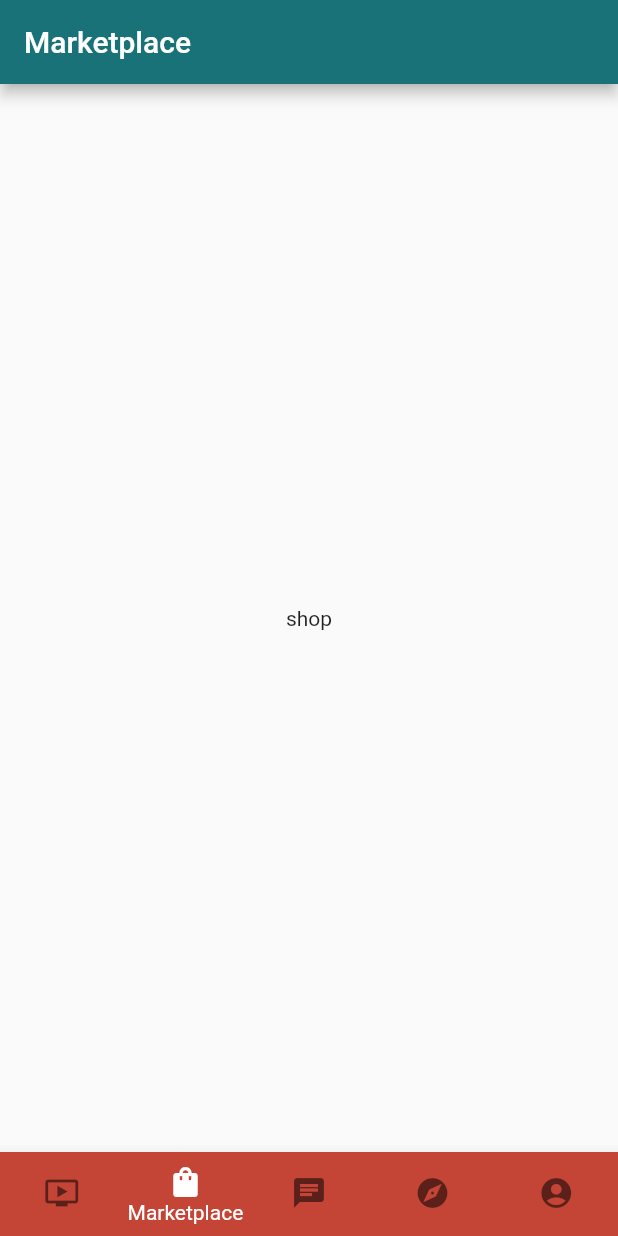
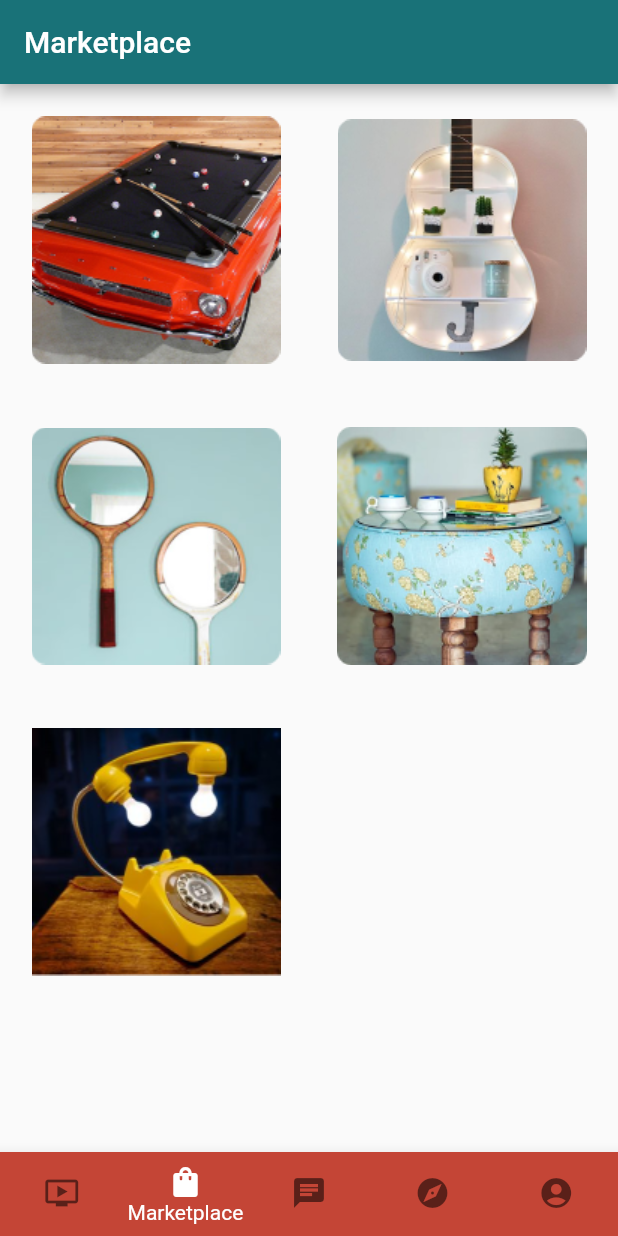
Before and after one commit to remeliashirlley/HackFest, a Flutter app: the screen it shows after launch, item 2 of the bottom bar chosen, on a phone screen of 412 x 824 dp. Run offline on Flutter 3.47's test engine with Material 2 defaults, Android fonts, the phone set to English and light mode, and no system bars.

Commit message:
yq: marketplace + mktplace images

```diff
--- a/lib/page/shop.dart
+++ b/lib/page/shop.dart
@@ -12,9 +12,20 @@ class _ShopPageState extends State<ShopPage> {
       backgroundColor: Color.fromRGBO(25, 114, 120, 1),
       title: Text('Marketplace'),
     ),
-      body:
-      Center(
-        child: Text('shop'),
-      )
+      body: _buildGrid()
+
   );
 }
+
+Widget _buildGrid() => GridView.count(
+    crossAxisCount: 2,
+    padding: const EdgeInsets.all(4),
+    mainAxisSpacing: 4,
+    crossAxisSpacing: 4,
+    children: _buildGridTileList(5));
+
+// The images are saved with names pic0.jpg, pic1.jpg...pic29.jpg.
+// The List.generate() constructor allows an easy way to create
+// a list when objects have a predictable naming pattern.
+List<Container> _buildGridTileList(int count) => List.generate(
+    count, (i) => Container(child: Image.asset('Images/Marketplace/pic$i.png')));
--- a/pubspec.yaml
+++ b/pubspec.yaml
@@ -59,7 +59,8 @@ flutter:
   uses-material-design: true
 
   # To add assets to your application, add an assets section, like this:
-  # assets:
+  assets:
+    - Images/Marketplace/
   #   - images/a_dot_burr.jpeg
   #   - images/a_dot_ham.jpeg
 
```
Also changed, not shown: Images/Marketplace/pic0.png (added), Images/Marketplace/pic1.png (added), Images/Marketplace/pic2.png (added), Images/Marketplace/pic3.png (added), Images/Marketplace/pic4.png (added), Images/Marketplace/pic5.png (added).
